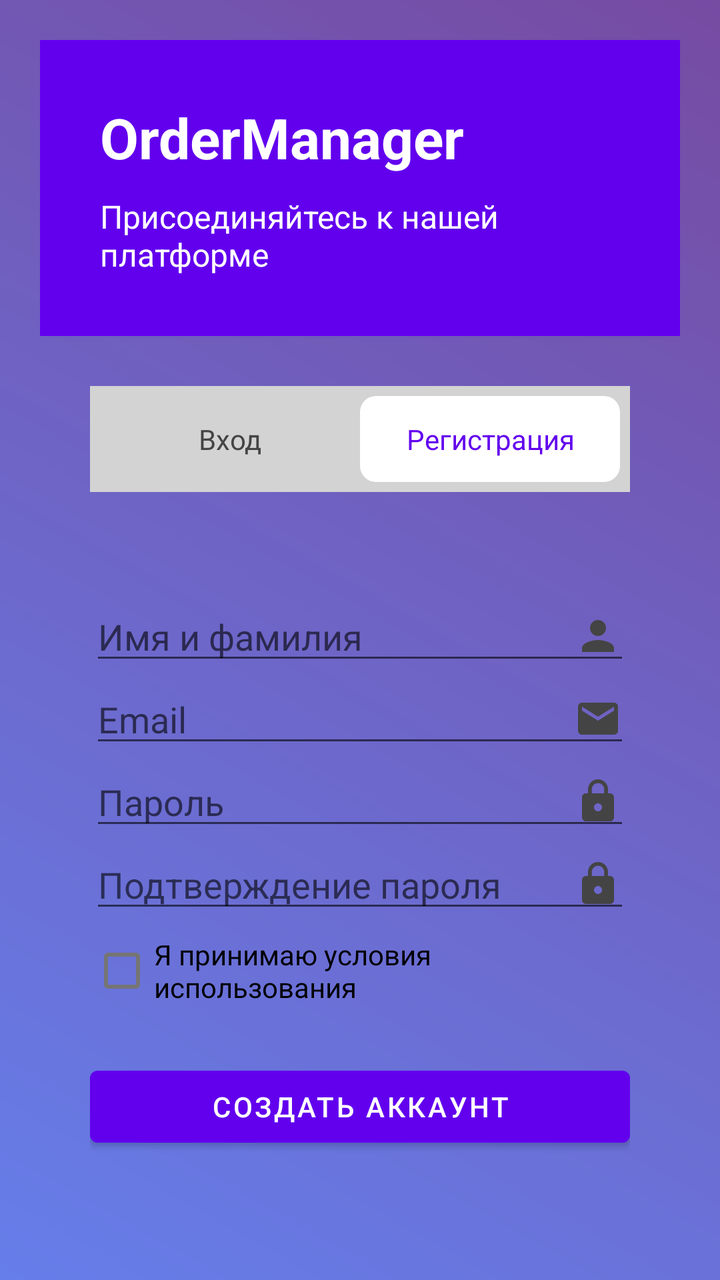
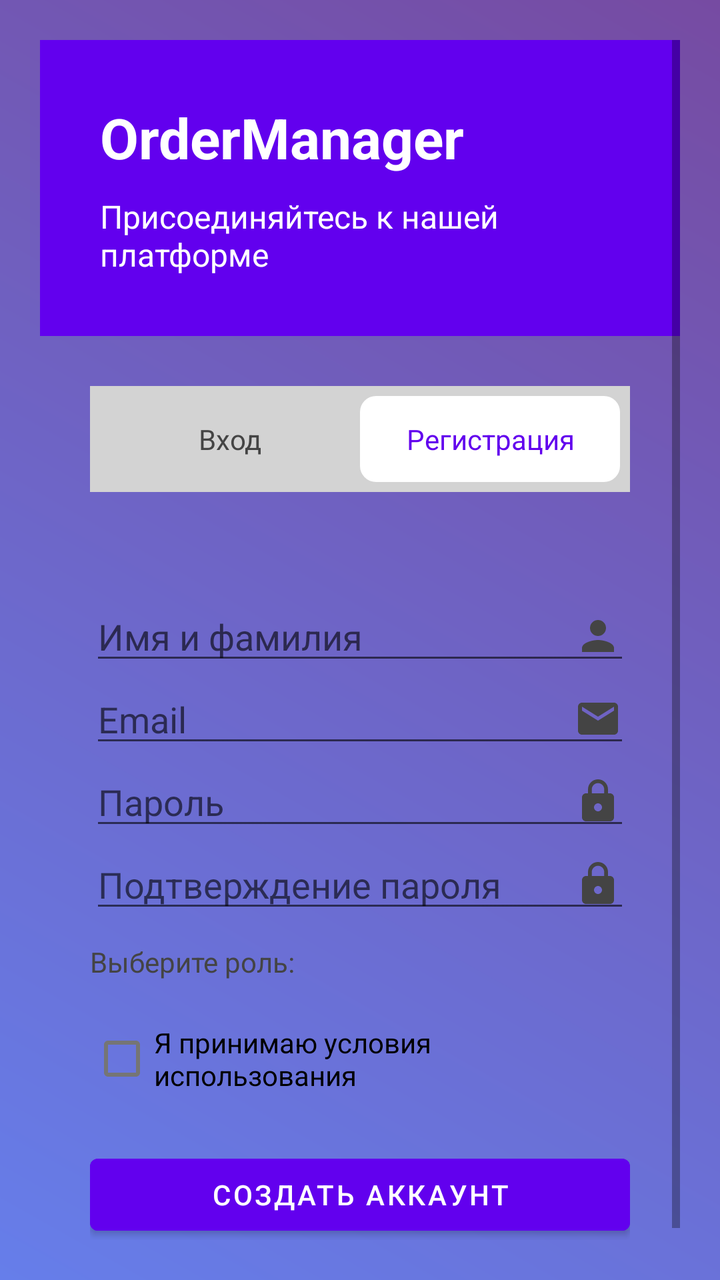

Before-and-after screenshots of an Android layout around one commit, followed by the original layout XML and the change that was made.
<!-- AndroidManifest.xml: application theme Theme.Storage_control -->
<!-- res/layout/activity_main.xml -->
<?xml version="1.0" encoding="utf-8"?>
<ScrollView xmlns:android="http://schemas.android.com/apk/res/android"
    android:layout_width="match_parent"
    android:layout_height="match_parent"
    android:background="@drawable/gradient_background"
    android:padding="20dp">

    <LinearLayout
        android:layout_width="match_parent"
        android:layout_height="wrap_content"
        android:orientation="vertical">

        
        <LinearLayout
            android:layout_width="match_parent"
            android:layout_height="wrap_content"
            android:orientation="vertical"
            android:background="@color/purple_500"
            android:padding="30dp">

            <TextView
                android:layout_width="wrap_content"
                android:layout_height="wrap_content"
                android:text="OrderManager"
                android:textColor="@android:color/white"
                android:textSize="28sp"
                android:textStyle="bold" />

            <TextView
                android:layout_width="wrap_content"
                android:layout_height="wrap_content"
                android:text="Присоединяйтесь к нашей платформе"
                android:textColor="@android:color/white"
                android:textSize="16sp"
                android:layout_marginTop="10dp" />
        </LinearLayout>

        
        <LinearLayout
            android:layout_width="match_parent"
            android:layout_height="wrap_content"
            android:orientation="horizontal"
            android:background="@color/gray_light"
            android:padding="5dp"
            android:layout_margin="25dp"
            android:id="@+id/tabLayout">

            <TextView
                android:id="@+id/loginTab"
                android:layout_width="0dp"
                android:layout_height="wrap_content"
                android:layout_weight="1"
                android:text="Вход"
                android:textAlignment="center"
                android:padding="12dp"
                android:background="@drawable/tab_background"
                android:textColor="@color/gray_dark" />

            <TextView
                android:id="@+id/registerTab"
                android:layout_width="0dp"
                android:layout_height="wrap_content"
                android:layout_weight="1"
                android:text="Регистрация"
                android:textAlignment="center"
                android:padding="12dp"
                android:background="@drawable/tab_background_selected"
                android:textColor="@color/purple_500" />
        </LinearLayout>

        
        <LinearLayout
            android:id="@+id/registerForm"
            android:layout_width="match_parent"
            android:layout_height="wrap_content"
            android:orientation="vertical"
            android:padding="25dp">

            <EditText
                android:id="@+id/regName"
                android:layout_width="match_parent"
                android:layout_height="wrap_content"
                android:hint="Имя и фамилия"
                android:drawableEnd="@drawable/ic_person" />

            <EditText
                android:id="@+id/regEmail"
                android:layout_width="match_parent"
                android:layout_height="wrap_content"
                android:hint="Email"
                android:inputType="textEmailAddress"
                android:drawableEnd="@drawable/ic_email" />

            <EditText
                android:id="@+id/regPassword"
                android:layout_width="match_parent"
                android:layout_height="wrap_content"
                android:hint="Пароль"
                android:inputType="textPassword"
                android:drawableEnd="@drawable/ic_lock" />

            <EditText
                android:id="@+id/regConfirmPassword"
                android:layout_width="match_parent"
                android:layout_height="wrap_content"
                android:hint="Подтверждение пароля"
                android:inputType="textPassword"
                android:drawableEnd="@drawable/ic_lock" />

            <CheckBox
                android:id="@+id/termsCheckbox"
                android:layout_width="match_parent"
                android:layout_height="wrap_content"
                android:text="Я принимаю условия использования" />

            <Button
                android:id="@+id/registerButton"
                android:layout_width="match_parent"
                android:layout_height="wrap_content"
                android:text="Создать аккаунт"
                android:backgroundTint="@color/purple_500"
                android:textColor="@android:color/white"
                android:layout_marginTop="20dp" />

        </LinearLayout>

        
        <LinearLayout
            android:id="@+id/loginForm"
            android:layout_width="match_parent"
            android:layout_height="wrap_content"
            android:orientation="vertical"
            android:padding="25dp"
            android:visibility="gone">

            <EditText
                android:id="@+id/loginEmail"
                android:layout_width="match_parent"
                android:layout_height="wrap_content"
                android:hint="Email"
                android:inputType="textEmailAddress"
                android:drawableEnd="@drawable/ic_email" />

            <EditText
                android:id="@+id/loginPassword"
                android:layout_width="match_parent"
                android:layout_height="wrap_content"
                android:hint="Пароль"
                android:inputType="textPassword"
                android:drawableEnd="@drawable/ic_lock" />

            <Button
                android:id="@+id/loginButton"
                android:layout_width="match_parent"
                android:layout_height="wrap_content"
                android:text="Войти"
                android:backgroundTint="@color/purple_500"
                android:textColor="@android:color/white"
                android:layout_marginTop="20dp" />

        </LinearLayout>

    </LinearLayout>
</ScrollView>
<!-- resources referenced by this layout -->
<resources>
  <color name="gray_dark">#FF444444</color>
  <color name="gray_light">#FFD3D3D3</color>
  <color name="purple_500">#FF6200EE</color>
  <!-- drawable gradient_background (drawable) -->
  <?xml version="1.0" encoding="utf-8"?>
  <shape xmlns:android="http://schemas.android.com/apk/res/android">
      <gradient
          android:startColor="#667eea"
          android:endColor="#764ba2"
          android:angle="45"/>
  </shape>
  <!-- drawable ic_email (drawable) -->
  <vector xmlns:android="http://schemas.android.com/apk/res/android"
      android:width="24dp"
      android:height="24dp"
      android:viewportWidth="24"
      android:viewportHeight="24">
      <path
          android:fillColor="@color/gray_dark"
          android:pathData="M20,4L4,4c-1.1,0 -1.99,0.9 -1.99,2L2,18c0,1.1 0.9,2 2,2h16c1.1,0 2,-0.9 2,-2L22,6c0,-1.1 -0.9,-2 -2,-2zM20,8l-8,5 -8,-5L4,6l8,5 8,-5v2z"/>
  </vector>
  <!-- drawable ic_lock (drawable) -->
  <vector xmlns:android="http://schemas.android.com/apk/res/android"
      android:width="24dp"
      android:height="24dp"
      android:viewportWidth="24"
      android:viewportHeight="24">
      <path
          android:fillColor="@color/gray_dark"
          android:pathData="M18,8h-1L17,6c0,-2.76 -2.24,-5 -5,-5S7,3.24 7,6v2L6,8c-1.1,0 -2,0.9 -2,2v10c0,1.1 0.9,2 2,2h12c1.1,0 2,-0.9 2,-2L20,10c0,-1.1 -0.9,-2 -2,-2zM12,17c-1.1,0 -2,-0.9 -2,-2s0.9,-2 2,-2 2,0.9 2,2 -0.9,2 -2,2zM15.1,8L8.9,8L8.9,6c0,-1.71 1.39,-3.1 3.1,-3.1 1.71,0 3.1,1.39 3.1,3.1v2z"/>
  </vector>
  <!-- drawable ic_person (drawable) -->
  <vector xmlns:android="http://schemas.android.com/apk/res/android"
      android:width="24dp"
      android:height="24dp"
      android:viewportWidth="24"
      android:viewportHeight="24">
      <path
          android:fillColor="@color/gray_dark"
          android:pathData="M12,12c2.21,0 4,-1.79 4,-4s-1.79,-4 -4,-4 -4,1.79 -4,4 1.79,4 4,4zM12,14c-2.67,0 -8,1.34 -8,4v2h16v-2c0,-2.66 -5.33,-4 -8,-4z"/>
  </vector>
  <!-- drawable tab_background (drawable) -->
  <?xml version="1.0" encoding="utf-8"?>
  <shape xmlns:android="http://schemas.android.com/apk/res/android">
      <solid android:color="@android:color/transparent"/>
      <corners android:radius="8dp"/>
  </shape>
  <!-- drawable tab_background_selected (drawable) -->
  <?xml version="1.0" encoding="utf-8"?>
  <shape xmlns:android="http://schemas.android.com/apk/res/android">
      <solid android:color="@android:color/white"/>
      <corners android:radius="8dp"/>
  </shape>
  <style name="Theme.Storage_control" parent="Theme.MaterialComponents.DayNight.NoActionBar">
          
          <item name="colorPrimary">@color/purple_500</item>
          <item name="colorPrimaryVariant">@color/purple_700</item>
          <item name="colorOnPrimary">@color/white</item>
          
          <item name="colorSecondary">@color/teal_200</item>
          <item name="colorSecondaryVariant">@color/teal_700</item>
          <item name="colorOnSecondary">@color/black</item>
          
          <item name="android:statusBarColor">?attr/colorPrimaryVariant</item>
          
      </style>
  <color name="purple_700">#FF3700B3</color>
  <color name="white">#FFFFFFFF</color>
  <color name="teal_200">#FF03DAC5</color>
  <color name="teal_700">#FF018786</color>
  <color name="black">#FF000000</color>
</resources>

<!-- the commit's change to res/layout/activity_main.xml (unified diff, before → after) -->
@@ -107,11 +107,28 @@
                 android:inputType="textPassword"
                 android:drawableEnd="@drawable/ic_lock" />
 
+            
+            <TextView
+                android:layout_width="match_parent"
+                android:layout_height="wrap_content"
+                android:text="Выберите роль:"
+                android:textColor="@color/gray_dark"
+                android:textSize="14sp"
+                android:layout_marginTop="10dp"
+                android:layout_marginBottom="5dp" />
+
+            <Spinner
+                android:id="@+id/roleSpinner"
+                android:layout_width="match_parent"
+                android:layout_height="wrap_content"
+                android:background="@drawable/edittext_background" />
+
             <CheckBox
                 android:id="@+id/termsCheckbox"
                 android:layout_width="match_parent"
                 android:layout_height="wrap_content"
-                android:text="Я принимаю условия использования" />
+                android:text="Я принимаю условия использования"
+                android:layout_marginTop="10dp" />
 
             <Button
                 android:id="@+id/registerButton"
<!-- resource entries referenced after the edit -->
@@ -3,6 +3,13 @@
   <color name="gray_dark">#FF444444</color>
   <color name="gray_light">#FFD3D3D3</color>
   <color name="purple_500">#FF6200EE</color>
+  <!-- drawable edittext_background (drawable) -->
+  <?xml version="1.0" encoding="utf-8"?>
+  <shape xmlns:android="http://schemas.android.com/apk/res/android">
+      <solid android:color="#F8FAFC" />
+      <stroke android:width="1dp" android:color="#E2E8F0" />
+      <corners android:radius="12dp" />
+  </shape>
   <!-- drawable gradient_background (drawable) -->
   <?xml version="1.0" encoding="utf-8"?>
   <shape xmlns:android="http://schemas.android.com/apk/res/android">
